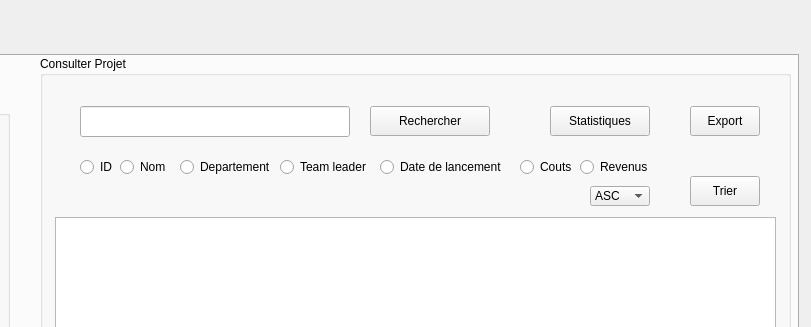
Old version of the form Khalil SRIDI/gestionAmelioration/mainwindow.ui in the repository KhalilSRIDI/Smart_Factory_2A1; both pictures show x 412 to 1223 and y 0 to 327 of the 1223 by 670 pixel window.
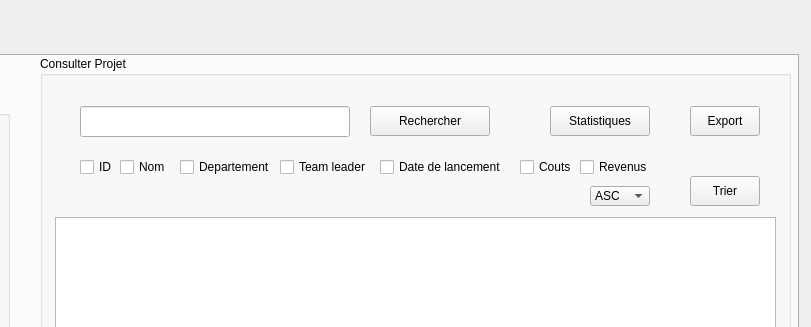
New version of the form.

Patch:
```diff
--- a/Khalil SRIDI/gestionAmelioration/mainwindow.ui
+++ b/Khalil SRIDI/gestionAmelioration/mainwindow.ui
@@ -303,7 +303,7 @@
         <string>Rechercher</string>
        </property>
       </widget>
-      <widget class="QRadioButton" name="radioButtonNomP">
+      <widget class="QCheckBox" name="checkBoxNomP">
        <property name="geometry">
         <rect>
          <x>80</x>
@@ -316,7 +316,7 @@
         <string>Nom</string>
        </property>
       </widget>
-      <widget class="QRadioButton" name="radioButtonTeamLeaderP">
+      <widget class="QCheckBox" name="checkBoxTeamLeaderP">
        <property name="geometry">
         <rect>
          <x>240</x>
@@ -329,7 +329,7 @@
         <string>Team leader</string>
        </property>
       </widget>
-      <widget class="QRadioButton" name="radioButtonDepartementP">
+      <widget class="QCheckBox" name="checkBoxDepartementP">
        <property name="geometry">
         <rect>
          <x>140</x>
@@ -342,7 +342,7 @@
         <string>Departement</string>
        </property>
       </widget>
-      <widget class="QRadioButton" name="radioButtonDateLancementP">
+      <widget class="QCheckBox" name="checkBoxDateLancementP">
        <property name="geometry">
         <rect>
          <x>340</x>
@@ -355,7 +355,7 @@
         <string>Date de lancement</string>
        </property>
       </widget>
-      <widget class="QRadioButton" name="radioButtonCoutsP">
+      <widget class="QCheckBox" name="checkBoxCoutsP">
        <property name="geometry">
         <rect>
          <x>480</x>
@@ -445,7 +445,7 @@
         <bool>false</bool>
        </attribute>
       </widget>
-      <widget class="QRadioButton" name="radioButtonIDP">
+      <widget class="QCheckBox" name="checkBoxIDP">
        <property name="geometry">
         <rect>
          <x>40</x>
@@ -458,7 +458,7 @@
         <string>ID</string>
        </property>
       </widget>
-      <widget class="QRadioButton" name="radioButtonRevenusP">
+      <widget class="QCheckBox" name="checkBoxRevenusP">
        <property name="geometry">
         <rect>
          <x>540</x>
```
